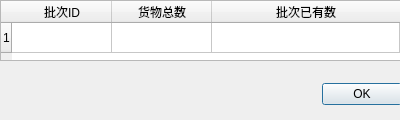
This is addbatch.ui in kangwenyun/batch_acquisition_system_qt_before as Qt 5 draws it before an edit. The edited form follows.
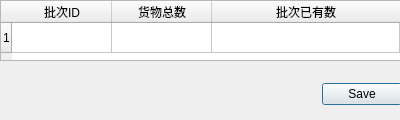
This is the edited form.

Patch:
```diff
--- a/addbatch.ui
+++ b/addbatch.ui
@@ -55,7 +55,7 @@
     </property>
    </column>
   </widget>
-  <widget class="QWidget" name="">
+  <widget class="QWidget" name="layoutWidget">
    <property name="geometry">
     <rect>
      <x>1</x>
@@ -84,7 +84,7 @@
        <enum>Qt::Horizontal</enum>
       </property>
       <property name="standardButtons">
-       <set>QDialogButtonBox::Ok</set>
+       <set>QDialogButtonBox::Save</set>
       </property>
      </widget>
     </item>
```
